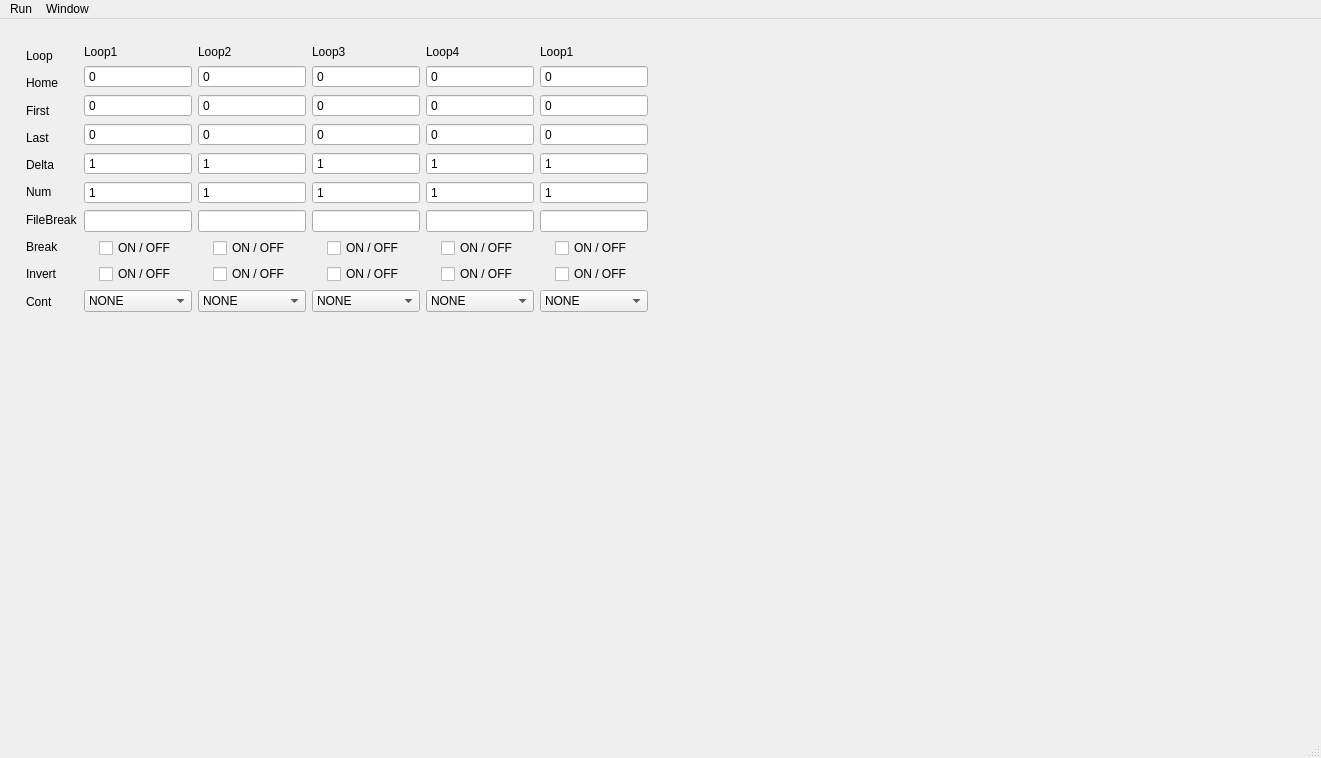
This is src/gui/trs2.ui in antoniopifferi/TRS2 as Qt 5 draws it before an edit. The edited form follows.
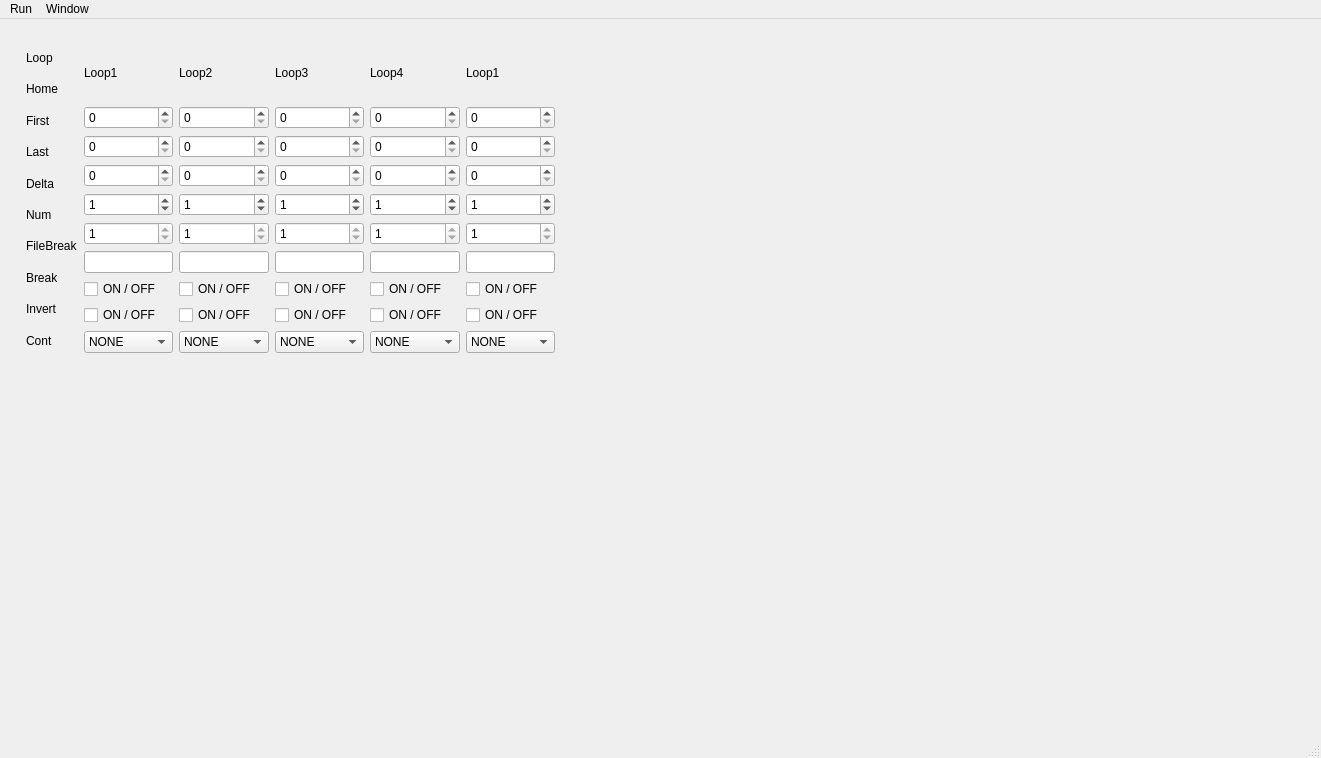
This is the edited form. The open tabs and pages were chosen to show the change. Custom widgets are drawn as their Qt base class.

Diff of the .ui file:
```diff
--- a/src/gui/trs2.ui
+++ b/src/gui/trs2.ui
@@ -35,7 +35,7 @@
           <number>6</number>
          </property>
          <property name="sizeConstraint">
-          <enum>QLayout::SetFixedSize</enum>
+          <enum>QLayout::SetDefaultConstraint</enum>
          </property>
          <property name="leftMargin">
           <number>6</number>
@@ -139,28 +139,28 @@
            <item>
             <widget class="QSpinBox" name="LoopHome_1">
              <property name="buttonSymbols">
-              <enum>QAbstractSpinBox::NoButtons</enum>
+              <enum>QAbstractSpinBox::UpDownArrows</enum>
              </property>
             </widget>
            </item>
            <item>
             <widget class="QSpinBox" name="LoopFirst_1">
              <property name="buttonSymbols">
-              <enum>QAbstractSpinBox::NoButtons</enum>
+              <enum>QAbstractSpinBox::UpDownArrows</enum>
              </property>
             </widget>
            </item>
            <item>
             <widget class="QSpinBox" name="LoopLast_1">
              <property name="buttonSymbols">
-              <enum>QAbstractSpinBox::NoButtons</enum>
+              <enum>QAbstractSpinBox::UpDownArrows</enum>
              </property>
             </widget>
            </item>
            <item>
             <widget class="QSpinBox" name="LoopDelta_1">
              <property name="buttonSymbols">
-              <enum>QAbstractSpinBox::NoButtons</enum>
+              <enum>QAbstractSpinBox::UpDownArrows</enum>
              </property>
              <property name="value">
               <number>1</number>
@@ -173,7 +173,7 @@
               <bool>true</bool>
              </property>
              <property name="buttonSymbols">
-              <enum>QAbstractSpinBox::NoButtons</enum>
+              <enum>QAbstractSpinBox::UpDownArrows</enum>
              </property>
              <property name="value">
               <number>1</number>
@@ -183,7 +183,7 @@
            <item>
             <widget class="QLineEdit" name="LoopFileBreak_1"/>
            </item>
-           <item alignment="Qt::AlignHCenter">
+           <item>
             <widget class="QCheckBox" name="LoopBreak_1">
              <property name="text">
               <string>ON / OFF</string>
@@ -199,7 +199,7 @@
              </property>
             </widget>
            </item>
-           <item alignment="Qt::AlignHCenter">
+           <item>
             <widget class="QCheckBox" name="LoopInvert_1">
              <property name="text">
               <string>ON / OFF</string>
@@ -251,28 +251,28 @@
            <item>
             <widget class="QSpinBox" name="LoopHome_2">
              <property name="buttonSymbols">
-              <enum>QAbstractSpinBox::NoButtons</enum>
+              <enum>QAbstractSpinBox::UpDownArrows</enum>
              </property>
             </widget>
            </item>
            <item>
             <widget class="QSpinBox" name="LoopFirst_2">
              <property name="buttonSymbols">
-              <enum>QAbstractSpinBox::NoButtons</enum>
+              <enum>QAbstractSpinBox::UpDownArrows</enum>
              </property>
             </widget>
            </item>
            <item>
             <widget class="QSpinBox" name="LoopLast_2">
              <property name="buttonSymbols">
-              <enum>QAbstractSpinBox::NoButtons</enum>
+              <enum>QAbstractSpinBox::UpDownArrows</enum>
              </property>
             </widget>
            </item>
            <item>
             <widget class="QSpinBox" name="LoopDelta_2">
              <property name="buttonSymbols">
-              <enum>QAbstractSpinBox::NoButtons</enum>
+              <enum>QAbstractSpinBox::UpDownArrows</enum>
              </property>
              <property name="value">
               <number>1</number>
@@ -285,7 +285,7 @@
               <bool>true</bool>
              </property>
              <property name="buttonSymbols">
-              <enum>QAbstractSpinBox::NoButtons</enum>
+              <enum>QAbstractSpinBox::UpDownArrows</enum>
              </property>
              <property name="value">
               <number>1</number>
@@ -295,7 +295,7 @@
            <item>
             <widget class="QLineEdit" name="LoopFileBreak_2"/>
            </item>
-           <item alignment="Qt::AlignHCenter">
+           <item>
             <widget class="QCheckBox" name="LoopBreak_2">
              <property name="text">
               <string>ON / OFF</string>
@@ -311,7 +311,7 @@
              </property>
             </widget>
            </item>
-           <item alignment="Qt::AlignHCenter">
+           <item>
             <widget class="QCheckBox" name="LoopInvert_2">
              <property name="text">
               <string>ON / OFF</string>
@@ -363,28 +363,28 @@
            <item>
             <widget class="QSpinBox" name="LoopHome_3">
              <property name="buttonSymbols">
-              <enum>QAbstractSpinBox::NoButtons</enum>
+              <enum>QAbstractSpinBox::UpDownArrows</enum>
              </property>
             </widget>
            </item>
            <item>
             <widget class="QSpinBox" name="LoopFirst_3">
              <property name="buttonSymbols">
-              <enum>QAbstractSpinBox::NoButtons</enum>
+              <enum>QAbstractSpinBox::UpDownArrows</enum>
              </property>
             </widget>
            </item>
            <item>
             <widget class="QSpinBox" name="LoopLast_3">
              <property name="buttonSymbols">
-              <enum>QAbstractSpinBox::NoButtons</enum>
+              <enum>QAbstractSpinBox::UpDownArrows</enum>
              </property>
             </widget>
            </item>
            <item>
             <widget class="QSpinBox" name="LoopDelta_3">
              <property name="buttonSymbols">
-              <enum>QAbstractSpinBox::NoButtons</enum>
+              <enum>QAbstractSpinBox::UpDownArrows</enum>
              </property>
              <property name="value">
               <number>1</number>
@@ -397,7 +397,7 @@
               <bool>true</bool>
              </property>
              <property name="buttonSymbols">
-              <enum>QAbstractSpinBox::NoButtons</enum>
+              <enum>QAbstractSpinBox::UpDownArrows</enum>
              </property>
              <property name="value">
               <number>1</number>
@@ -407,7 +407,7 @@
            <item>
             <widget class="QLineEdit" name="LoopFileBreak_3"/>
            </item>
-           <item alignment="Qt::AlignHCenter">
+           <item>
             <widget class="QCheckBox" name="LoopBreak_3">
              <property name="text">
               <string>ON / OFF</string>
@@ -423,7 +423,7 @@
              </property>
             </widget>
            </item>
-           <item alignment="Qt::AlignHCenter">
+           <item>
             <widget class="QCheckBox" name="LoopInvert_3">
              <property name="text">
               <string>ON / OFF</string>
@@ -475,28 +475,28 @@
            <item>
             <widget class="QSpinBox" name="LoopHome_4">
              <property name="buttonSymbols">
-              <enum>QAbstractSpinBox::NoButtons</enum>
+              <enum>QAbstractSpinBox::UpDownArrows</enum>
              </property>
             </widget>
            </item>
            <item>
             <widget class="QSpinBox" name="LoopFirst_4">
              <property name="buttonSymbols">
-              <enum>QAbstractSpinBox::NoButtons</enum>
+              <enum>QAbstractSpinBox::UpDownArrows</enum>
              </property>
             </widget>
            </item>
            <item>
             <widget class="QSpinBox" name="LoopLast_4">
              <property name="buttonSymbols">
-              <enum>QAbstractSpinBox::NoButtons</enum>
+              <enum>QAbstractSpinBox::UpDownArrows</enum>
              </property>
             </widget>
            </item>
            <item>
             <widget class="QSpinBox" name="LoopDelta_4">
              <property name="buttonSymbols">
-              <enum>QAbstractSpinBox::NoButtons</enum>
+              <enum>QAbstractSpinBox::UpDownArrows</enum>
              </property>
              <property name="value">
               <number>1</number>
@@ -509,7 +509,7 @@
               <bool>true</bool>
              </property>
              <property name="buttonSymbols">
-              <enum>QAbstractSpinBox::NoButtons</enum>
+              <enum>QAbstractSpinBox::UpDownArrows</enum>
              </property>
              <property name="value">
               <number>1</number>
@@ -519,7 +519,7 @@
            <item>
             <widget class="QLineEdit" name="LoopFileBreak_4"/>
            </item>
-           <item alignment="Qt::AlignHCenter">
+           <item>
             <widget class="QCheckBox" name="LoopBreak_4">
              <property name="text">
               <string>ON / OFF</string>
@@ -535,7 +535,7 @@
              </property>
             </widget>
            </item>
-           <item alignment="Qt::AlignHCenter">
+           <item>
             <widget class="QCheckBox" name="LoopInvert_4">
              <property name="text">
               <string>ON / OFF</string>
@@ -587,28 +587,28 @@
            <item>
             <widget class="QSpinBox" name="LoopHome_5">
              <property name="buttonSymbols">
-              <enum>QAbstractSpinBox::NoButtons</enum>
+              <enum>QAbstractSpinBox::UpDownArrows</enum>
              </property>
             </widget>
            </item>
            <item>
             <widget class="QSpinBox" name="LoopFirst_5">
              <property name="buttonSymbols">
-              <enum>QAbstractSpinBox::NoButtons</enum>
+              <enum>QAbstractSpinBox::UpDownArrows</enum>
              </property>
             </widget>
            </item>
            <item>
             <widget class="QSpinBox" name="LoopLast_5">
              <property name="buttonSymbols">
-              <enum>QAbstractSpinBox::NoButtons</enum>
+              <enum>QAbstractSpinBox::UpDownArrows</enum>
              </property>
             </widget>
            </item>
            <item>
             <widget class="QSpinBox" name="LoopDelta_5">
              <property name="buttonSymbols">
-              <enum>QAbstractSpinBox::NoButtons</enum>
+              <enum>QAbstractSpinBox::UpDownArrows</enum>
              </property>
              <property name="value">
               <number>1</number>
@@ -621,7 +621,7 @@
               <bool>true</bool>
              </property>
              <property name="buttonSymbols">
-              <enum>QAbstractSpinBox::NoButtons</enum>
+              <enum>QAbstractSpinBox::UpDownArrows</enum>
              </property>
              <property name="value">
               <number>1</number>
@@ -631,7 +631,7 @@
            <item>
             <widget class="QLineEdit" name="LoopFileBreak_5"/>
            </item>
-           <item alignment="Qt::AlignHCenter">
+           <item>
             <widget class="QCheckBox" name="LoopBreak_5">
              <property name="text">
               <string>ON / OFF</string>
@@ -647,7 +647,7 @@
              </property>
             </widget>
            </item>
-           <item alignment="Qt::AlignHCenter">
+           <item>
             <widget class="QCheckBox" name="LoopInvert_5">
              <property name="text">
               <string>ON / OFF</string>
```
Left out of the diff: 8 changed lines with no effect on the pictures.
